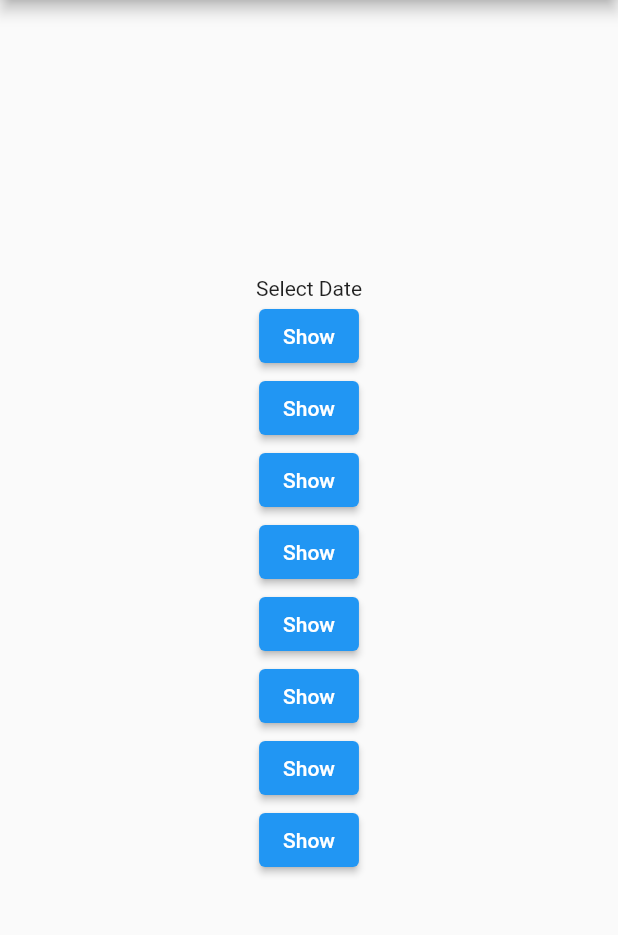
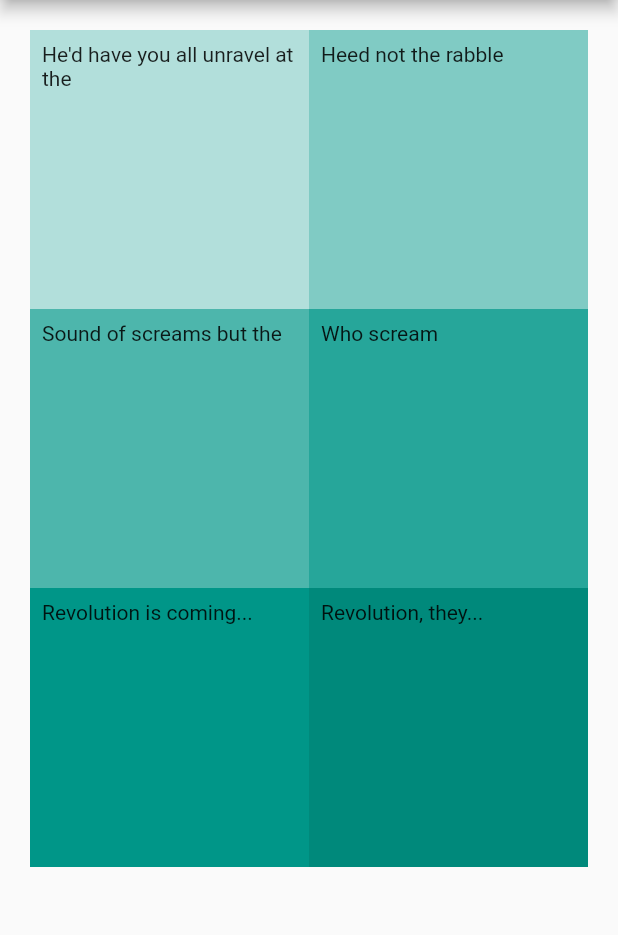
Before and after one commit to Braj111/PractiseCodes-Flutter, a Flutter app: the screen it shows after launch, on a phone screen of 412 x 824 dp, the part 84-1019 px from its top. Run offline on Flutter 3.47's test engine with Material 2 defaults, Android fonts, the phone set to English and light mode, and no system bars.

```diff
--- a/lib/main.dart
+++ b/lib/main.dart
@@ -57,6 +57,7 @@ class MyHomePage extends StatefulWidget {
 class _MyHomePageState extends State<MyHomePage> {
   var emailText = TextEditingController();
   var passText = TextEditingController();
+  var arrColors = [Colors.red, Colors.green,Colors.orange,Colors.yellow,Colors.blue,Colors.purple,Colors.pink,Colors.brown];
   @override
   Widget build(BuildContext context) {
     // This method is rerun every time setState is called, for instance as done
@@ -72,87 +73,45 @@ class _MyHomePageState extends State<MyHomePage> {
         // the App.build method, and use it to set our appbar title.
         title: Text(widget.title),
       ),
-      body: Center(child: Column(
-        mainAxisAlignment: MainAxisAlignment.center,
-        children: [
-          Text('Select Date'),
-          ElevatedButton(onPressed:() async {
-            DateTime? datePicked = await showDatePicker(
-                context: context,
-                initialDate: DateTime.now(),
-                firstDate: DateTime(2021),
-                lastDate: DateTime(2025));
-
-            if(datePicked!=null){
-               print('time now is ${datePicked.month}/${datePicked.year}');
-            }
-            }, child: Text('Show')),
-          ElevatedButton(onPressed:() async {
-            TimeOfDay? timePicked = await showTimePicker(
-                context: context,
-                initialTime: TimeOfDay.now());
-
-            if(timePicked!=null){
-              print('time now is ${timePicked.hour}/${timePicked.minute}');
-            }
-          }, child: Text('Show')),
-          ElevatedButton(onPressed:() async {
-            TimeOfDay? timePicked = await showTimePicker(
-                context: context,
-                initialTime: TimeOfDay.now());
-
-            if(timePicked!=null){
-              print('time now is ${timePicked.hour}/${timePicked.minute}');
-            }
-          }, child: Text('Show')),
-          ElevatedButton(onPressed:() async {
-            TimeOfDay? timePicked = await showTimePicker(
-                context: context,
-                initialTime: TimeOfDay.now());
-
-            if(timePicked!=null){
-              print('time now is ${timePicked.hour}/${timePicked.minute}');
-            }
-          }, child: Text('Show')),
-          ElevatedButton(onPressed:() async {
-            TimeOfDay? timePicked = await showTimePicker(
-                context: context,
-                initialTime: TimeOfDay.now());
-
-            if(timePicked!=null){
-              print('time now is ${timePicked.hour}/${timePicked.minute}');
-            }
-          }, child: Text('Show')),
-          ElevatedButton(onPressed:() async {
-            TimeOfDay? timePicked = await showTimePicker(
-                context: context,
-                initialTime: TimeOfDay.now());
-
-            if(timePicked!=null){
-              print('time now is ${timePicked.hour}/${timePicked.minute}');
-            }
-          }, child: Text('Show')),
-          ElevatedButton(onPressed:() async {
-            TimeOfDay? timePicked = await showTimePicker(
-                context: context,
-                initialTime: TimeOfDay.now());
-
-            if(timePicked!=null){
-              print('time now is ${timePicked.hour}/${timePicked.minute}');
-            }
-          }, child: Text('Show')),
-          ElevatedButton(onPressed:() async {
-            TimeOfDay? timePicked = await showTimePicker(
-                context: context,
-                initialTime: TimeOfDay.now());
-
-            if(timePicked!=null){
-              print('time now is ${timePicked.hour}/${timePicked.minute}');
-            }
-          }, child: Text('Show')),
-
+      body: GridView.count(
+        primary: false,
+        padding: const EdgeInsets.all(20),
+        //crossAxisSpacing: 10,
+        //mainAxisSpacing: 10,
+        crossAxisCount: 2,
+        children: <Widget>[
+          Container(
+            padding: const EdgeInsets.all(8),
+            child: const Text('He\'d have you all unravel at the'),
+            color: Colors.teal[100],
+          ),
+          Container(
+            padding: const EdgeInsets.all(8),
+            child: const Text('Heed not the rabble'),
+            color: Colors.teal[200],
+          ),
+          Container(
+            padding: const EdgeInsets.all(8),
+            child: const Text('Sound of screams but the'),
+            color: Colors.teal[300],
+          ),
+          Container(
+            padding: const EdgeInsets.all(8),
+            child: const Text('Who scream'),
+            color: Colors.teal[400],
+          ),
+          Container(
+            padding: const EdgeInsets.all(8),
+            child: const Text('Revolution is coming...'),
+            color: Colors.teal[500],
+          ),
+          Container(
+            padding: const EdgeInsets.all(8),
+            child: const Text('Revolution, they...'),
+            color: Colors.teal[600],
+          ),
         ],
-      ))
+      )
       );
   }
 }
```
